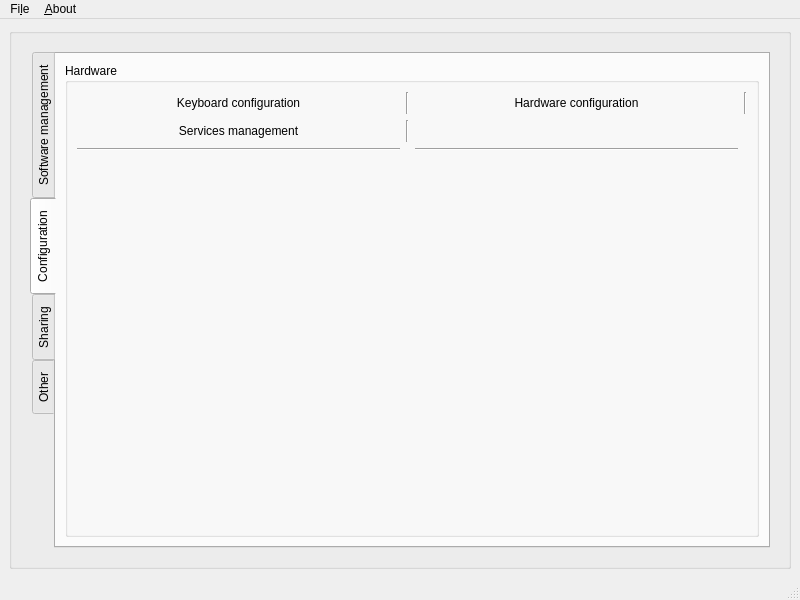
Qt form src/gui/mainwindow.ui (kratos83/CondresControlCenter) before a commit.
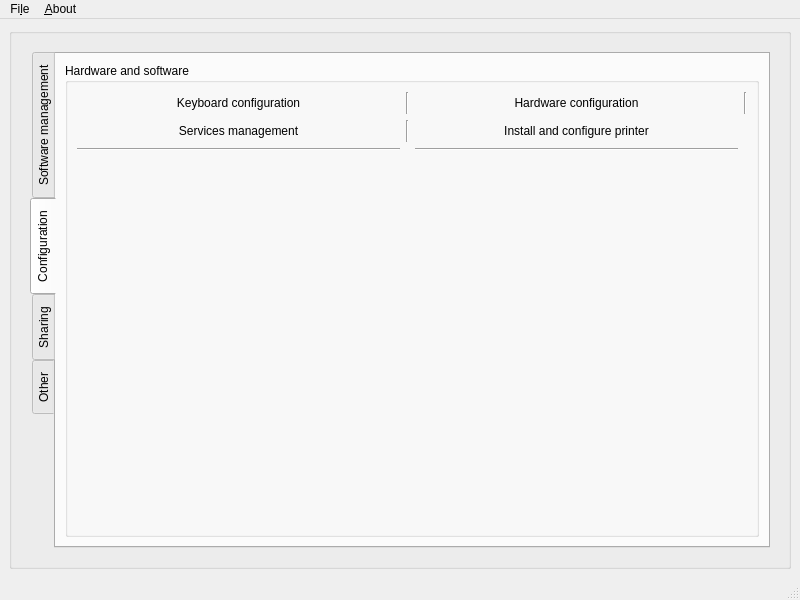
The same form after that commit. The open tabs and pages were chosen to show the change. Icons and pictures are not drawn.

The edit to the form file:
```diff
--- a/src/gui/mainwindow.ui
+++ b/src/gui/mainwindow.ui
@@ -257,7 +257,7 @@
                <item row="0" column="0">
                 <widget class="QGroupBox" name="groupBox_3">
                  <property name="title">
-                  <string>Hardware</string>
+                  <string>Hardware and software</string>
                  </property>
                  <layout class="QGridLayout" name="gridLayout_9">
                   <item row="0" column="0">
@@ -357,6 +357,26 @@
                       </property>
                      </widget>
                     </item>
+                    <item row="1" column="2">
+                     <widget class="QPushButton" name="pushButtonPrinter">
+                      <property name="text">
+                       <string>Install and configure printer</string>
+                      </property>
+                      <property name="icon">
+                       <iconset resource="../images.qrc">
+                        <normaloff>:/images/printer.png</normaloff>:/images/printer.png</iconset>
+                      </property>
+                      <property name="iconSize">
+                       <size>
+                        <width>64</width>
+                        <height>64</height>
+                       </size>
+                      </property>
+                      <property name="flat">
+                       <bool>true</bool>
+                      </property>
+                     </widget>
+                    </item>
                    </layout>
                   </item>
                   <item row="2" column="0">
```
